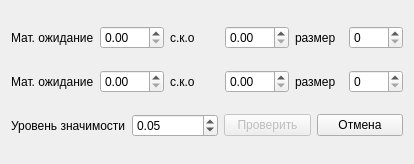
The window that dialog.ui (NikoOtiN/statistic1) describes before a commit, drawn with Qt 5.
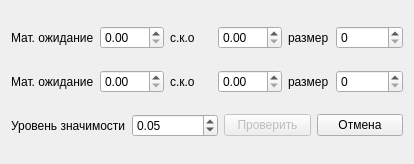
The same window after the commit.

What changed in the file:
```diff
--- a/dialog.ui
+++ b/dialog.ui
@@ -71,7 +71,7 @@
        <item>
         <widget class="QSpinBox" name="size_sb1">
          <property name="maximum">
-          <number>1000</number>
+          <number>100000</number>
          </property>
         </widget>
        </item>
@@ -117,7 +117,7 @@
        <item>
         <widget class="QSpinBox" name="size_sb2">
          <property name="maximum">
-          <number>1000</number>
+          <number>100000</number>
          </property>
         </widget>
        </item>
```
